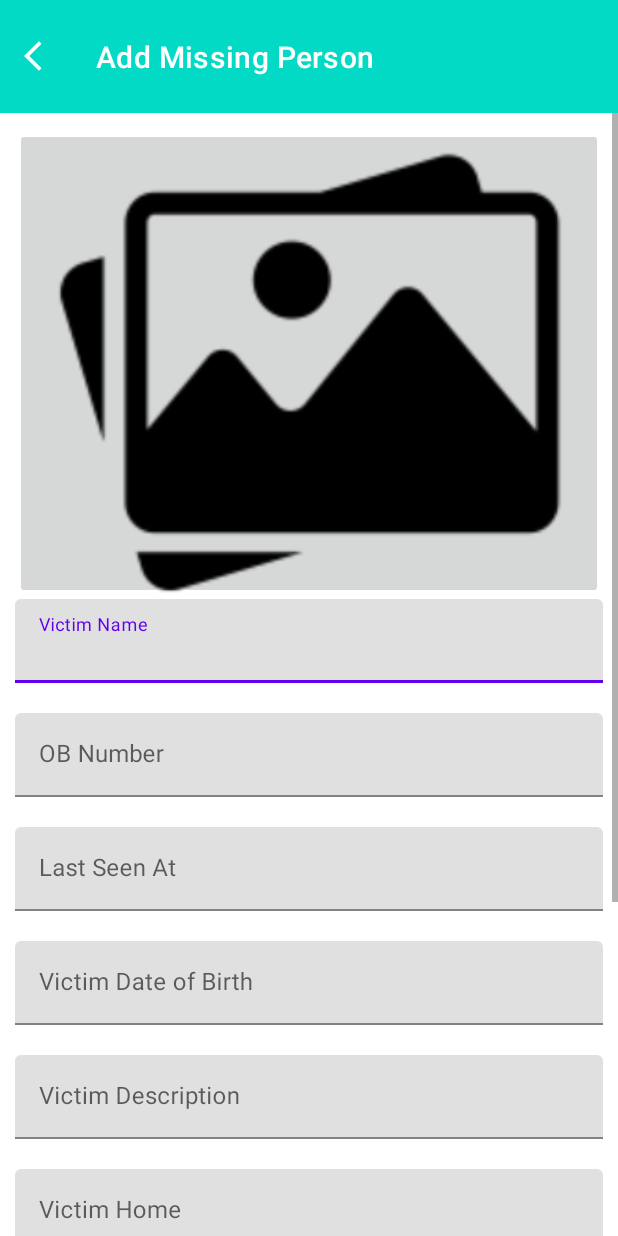
After one commit to joel-rodgers/Finder-Kenya, an Android app: the MissingPersons screen opened directly, with no data from a screen before it, on a phone screen of 412 x 824 dp. The commit adds this screen. Run offline under Robolectric (Android 15) with nearby library versions, the phone set to English and light mode, and no system bars; our stand-ins replace Firebase (no records; nobody signed in at launch, a user with empty details on screens opened directly).

Commit message:
Post missing person layout complete

```diff
--- a/app/src/main/AndroidManifest.xml
+++ b/app/src/main/AndroidManifest.xml
@@ -11,6 +11,9 @@
         android:roundIcon="@mipmap/ic_launcher_round"
         android:supportsRtl="true"
         android:theme="@style/Theme.FinderKenya">
+        <activity
+            android:name=".MissingPersons"
+            android:exported="true" />
         <activity
             android:name=".UpdateProfile"
             android:exported="true" />
--- /dev/null
+++ b/app/src/main/java/com/example/finderkenya/MissingPersons.java
@@ -0,0 +1,213 @@
+package com.example.finderkenya;
+
+import androidx.annotation.NonNull;
+import androidx.appcompat.app.AppCompatActivity;
+import androidx.appcompat.widget.Toolbar;
+
+import android.app.DatePickerDialog;
+import android.content.Intent;
+import android.net.Uri;
+import android.os.Bundle;
+import android.text.TextUtils;
+import android.view.View;
+import android.widget.Button;
+import android.widget.DatePicker;
+import android.widget.EditText;
+import android.widget.ImageButton;
+import android.widget.ListView;
+import android.widget.Toast;
+
+import com.google.android.gms.tasks.OnCompleteListener;
+import com.google.android.gms.tasks.OnSuccessListener;
+import com.google.android.gms.tasks.Task;
+import com.google.firebase.auth.FirebaseAuth;
+import com.google.firebase.auth.FirebaseUser;
+import com.google.firebase.database.DataSnapshot;
+import com.google.firebase.database.DatabaseError;
+import com.google.firebase.database.DatabaseReference;
+import com.google.firebase.database.FirebaseDatabase;
+import com.google.firebase.database.ValueEventListener;
+import com.google.firebase.storage.FirebaseStorage;
+import com.google.firebase.storage.StorageReference;
+import com.google.firebase.storage.UploadTask;
+
+import java.text.SimpleDateFormat;
+import java.util.Calendar;
+
+public class MissingPersons extends AppCompatActivity {
+     private ImageButton imageBtn;
+     private EditText victimname,ob,lastseen,dob,description,victimhome,vc1,vc2,cstatus;
+     private Button postBtn;
+
+    private int mYear;
+    private int mMonth;
+    private int mDay;
+
+
+    private StorageReference mStorageRef;
+     private DatabaseReference databaseRef;
+     private FirebaseAuth mAuth;
+     private DatabaseReference mDatabaseUsers;
+     private FirebaseUser mCurrentUser;
+
+     private static final int GALLERY_REQUEST_CODE = 2;
+     private Uri uri =null;
+
+    @Override
+    protected void onCreate(Bundle savedInstanceState) {
+        super.onCreate(savedInstanceState);
+        setContentView(R.layout.activity_missing_persons);
+
+
+        Toolbar toolbar = findViewById(R.id.toolbar);
+        setSupportActionBar(toolbar);
+
+        postBtn= findViewById(R.id.postMP);
+        victimname= findViewById(R.id.victimname);
+        ob= findViewById(R.id.ob);
+        lastseen= findViewById(R.id.lastseen);
+        description= findViewById(R.id.description);
+        victimhome= findViewById(R.id.victimhome);
+        vc1= findViewById(R.id.vc1);
+        vc2= findViewById(R.id.vc2);
+        cstatus= findViewById(R.id.cstatus);
+
+        mStorageRef = FirebaseStorage.getInstance().getReference();
+        databaseRef = FirebaseDatabase.getInstance().getReference().child("missing_persons");
+        mAuth = FirebaseAuth.getInstance();
+        mCurrentUser = mAuth.getCurrentUser();
+        mDatabaseUsers = FirebaseDatabase.getInstance().getReference().child("users").child(mCurrentUser.getUid());
+
+
+        dob= findViewById(R.id.dob);
+        dob.setOnClickListener(new View.OnClickListener() {
+                    @Override
+                    public void onClick(View v) {
+                        if(v==dob){
+                            final Calendar c = Calendar.getInstance();
+                            mYear = c.get(Calendar.YEAR);
+                            mMonth = c.get(Calendar.MONTH);
+                            mDay = c.get(Calendar.DAY_OF_MONTH);
+
+                            DatePickerDialog datePickerDialog = new DatePickerDialog(MissingPersons.this, new DatePickerDialog.OnDateSetListener() {
+                                @Override
+                                public void onDateSet(DatePicker view, int year, int month, int dayOfMonth) {
+                                    dob.setText(dayOfMonth + "-"+(month+1+"-"+year));
+                                }
+                            },mYear,mMonth,mDay);
+
+                            datePickerDialog.show();
+                        }
+
+                    }
+        });
+
+
+
+        imageBtn = findViewById(R.id.imgBtn);
+        imageBtn.setOnClickListener(new View.OnClickListener() {
+            @Override
+            public void onClick(View v) {
+                Intent galleryIntent = new Intent(Intent.ACTION_GET_CONTENT);
+                galleryIntent.setType("image/*");
+                startActivityForResult(galleryIntent,GALLERY_REQUEST_CODE);
+            }
+        });
+
+
+        postBtn.setOnClickListener(new View.OnClickListener() {
+            @Override
+            public void onClick(View v) {
+                Toast.makeText(MissingPersons.this,"POSTING...", Toast.LENGTH_LONG).show();
+                final String PostVictimName = victimname.getText().toString().trim();
+                final String PostOb = ob.getText().toString().trim();
+                final String PostLastSeen = lastseen.getText().toString().trim();
+                final String PostDob = dob.getText().toString().trim();
+                final String PostDescription = description.getText().toString().trim();
+                final String PostVictimHome = victimhome.getText().toString().trim();
+                final String PostVictimContact1 = vc1.getText().toString().trim();
+                final String PostVictimContact2 = vc2.getText().toString().trim();
+                final String PostCaseStatus = cstatus.getText().toString().trim();
+
+                java.util.Calendar calendar = Calendar.getInstance();
+                SimpleDateFormat currentDate = new SimpleDateFormat("dd-MM-yyyy");
+                final String saveCurrentDate = currentDate.format(calendar.getTime());
+
+                java.util.Calendar calendar1 = calendar.getInstance();
+                SimpleDateFormat currentTime= new SimpleDateFormat("HH:mm");
+                final String saveCurrentTime = currentTime.format(calendar1.getTime());
+
+                if(!TextUtils.isEmpty(PostVictimName) || !TextUtils.isEmpty(PostOb) || !TextUtils.isEmpty(PostLastSeen) || !TextUtils.isEmpty(PostDob)
+                    || !TextUtils.isEmpty(PostDescription) || !TextUtils.isEmpty(PostVictimHome) || !TextUtils.isEmpty(PostVictimContact1)
+                    || !TextUtils.isEmpty(PostVictimContact2) || !TextUtils.isEmpty(PostCaseStatus)){
+
+
+                    StorageReference filepath = mStorageRef.child("post_victim_images").child(uri.getLastPathSegment());
+                    filepath.putFile(uri).addOnSuccessListener(new OnSuccessListener<UploadTask.TaskSnapshot>() {
+                        @Override
+                        public void onSuccess(@NonNull UploadTask.TaskSnapshot taskSnapshot) {
+                            if(taskSnapshot.getMetadata() != null){
+                                if(taskSnapshot.getMetadata().getReference() !=null){
+                                    Task<Uri> result = taskSnapshot.getStorage().getDownloadUrl();
+                                    result.addOnSuccessListener(new OnSuccessListener<Uri>() {
+                                        @Override
+                                        public void onSuccess(@NonNull Uri uri) {
+                                            final String imageUrl = uri.toString();
+                                            Toast.makeText(getApplicationContext(),"Succesfully Uploaded...", Toast.LENGTH_SHORT).show();
+                                            final DatabaseReference newPost = databaseRef.push();
+
+                                            mDatabaseUsers.addValueEventListener(new ValueEventListener() {
+                                                @Override
+                                                public void onDataChange(@NonNull DataSnapshot snapshot) {
+                                                    newPost.child("victimName").setValue(victimname);
+                                                    newPost.child("obNumber").setValue(ob);
+                                                    newPost.child("victimLastSeen").setValue(lastseen);
+                                                    newPost.child("victimDob").setValue(dob);
+                                                    newPost.child("victimDescription").setValue(description);
+                                                    newPost.child("victimHome").setValue(victimhome);
+                                                    newPost.child("victimContact1").setValue(vc1);
+                                                    newPost.child("victimContact2").setValue(vc2);
+                                                    newPost.child("caseStatus").setValue(cstatus);
+                                                    newPost.child("postImage").setValue(imageUrl);
+                                                    newPost.child("uid").setValue(mCurrentUser.getUid());
+                                                    newPost.child("time").setValue(saveCurrentTime);
+                                                    newPost.child("date").setValue(saveCurrentDate).addOnCompleteListener(new OnCompleteListener<Void>() {
+                                                        @Override
+                                                        public void onComplete(@NonNull Task<Void> task) {
+                                                            if(task.isSuccessful()){
+                                                                Intent intent = new Intent(MissingPersons.this, MainActivity.class);
+                                                                startActivity(intent);
+                                                            }
+                                                        }
+                                                    });
+
+
+                                                }
+
+                                                @Override
+                                                public void onCancelled(@NonNull DatabaseError error) {
+                                                    Toast.makeText(MissingPersons.this,error.getMessage(), Toast.LENGTH_SHORT).show();
+                                                }
+                                            });
+                                        }
+                                    });
+                                }
+                            }
+
+                        }
+                    });
+                }
+
+            }
+        });
+
+
+
+
+
+
+
+
+
+    }
+}
--- /dev/null
+++ b/app/src/main/res/drawable/ic_back.xml
@@ -0,0 +1,11 @@
+<vector xmlns:android="http://schemas.android.com/apk/res/android"
+    android:width="24dp"
+    android:height="24dp"
+    android:viewportWidth="24"
+    android:viewportHeight="24"
+    android:tint="?attr/colorControlNormal"
+    android:autoMirrored="true">
+  <path
+      android:fillColor="@android:color/white"
+      android:pathData="M11.67,3.87L9.9,2.1 0,12l9.9,9.9 1.77,-1.77L3.54,12z"/>
+</vector>
--- /dev/null
+++ b/app/src/main/res/layout/activity_missing_persons.xml
@@ -0,0 +1,199 @@
+<?xml version="1.0" encoding="utf-8"?>
+<RelativeLayout xmlns:android="http://schemas.android.com/apk/res/android"
+    xmlns:app="http://schemas.android.com/apk/res-auto"
+    xmlns:tools="http://schemas.android.com/tools"
+    android:background="#FFF"
+    android:layout_width="match_parent"
+    android:layout_height="match_parent"
+    tools:context=".MissingPersons">
+
+    <androidx.appcompat.widget.Toolbar
+        android:layout_width="match_parent"
+        android:layout_height="75dp"
+        android:layout_alignParentTop="true"
+        android:id="@+id/toolbar"
+        android:background="@color/teal_200"
+        android:theme="@style/ThemeOverlay.AppCompat.Dark.ActionBar"
+        app:popupTheme="@style/ThemeOverlay.AppCompat.Light"
+        android:padding="10dp"
+        app:title="Add Missing Person"
+        app:titleMarginStart="40dp"
+        app:logo="@drawable/ic_back"
+
+
+         />
+
+    <ScrollView
+        android:id="@+id/scrollMP"
+        android:layout_width="match_parent"
+        android:layout_height="match_parent"
+        android:layout_below="@+id/toolbar">
+        <LinearLayout
+            android:layout_width="match_parent"
+            android:layout_height="wrap_content"
+            android:orientation="vertical"
+            android:background="@color/white"
+            android:padding="10dp">
+
+            <ImageButton
+                android:id="@+id/imgBtn"
+                android:layout_width="match_parent"
+                android:layout_height="314dp"
+                android:adjustViewBounds="true"
+                android:scaleType="centerCrop"
+                android:src="@drawable/add_photo"
+                />
+
+            <com.google.android.material.textfield.TextInputLayout
+                android:layout_width="match_parent"
+                android:layout_height="wrap_content"
+                android:hint="Victim Name"
+                android:layout_marginBottom="20dp"
+                >
+
+                <com.google.android.material.textfield.TextInputEditText
+                    android:id="@+id/victimname"
+                    android:layout_width="match_parent"
+                    android:layout_height="wrap_content"
+
+                    />
+
+            </com.google.android.material.textfield.TextInputLayout>
+
+            <com.google.android.material.textfield.TextInputLayout
+                android:layout_width="match_parent"
+                android:layout_height="wrap_content"
+                android:hint="OB Number"
+                android:layout_marginBottom="20dp">
+
+                <com.google.android.material.textfield.TextInputEditText
+                    android:id="@+id/ob"
+                    android:layout_width="match_parent"
+                    android:layout_height="wrap_content"
+                     />
+
+            </com.google.android.material.textfield.TextInputLayout>
+
+            <com.google.android.material.textfield.TextInputLayout
+                android:layout_width="match_parent"
+                android:layout_height="wrap_content"
+                android:hint="Last Seen At"
+                android:layout_marginBottom="20dp">
+
+                <com.google.android.material.textfield.TextInputEditText
+                    android:id="@+id/lastseen"
+                    android:layout_width="match_parent"
+                    android:layout_height="wrap_content"
+                    />
+
+            </com.google.android.material.textfield.TextInputLayout>
+
+            <com.google.android.material.textfield.TextInputLayout
+                android:layout_width="match_parent"
+                android:layout_height="wrap_content"
+                android:hint="Victim Date of Birth"
+                android:layout_marginBottom="20dp">
+
+                <com.google.android.material.textfield.TextInputEditText
+                    android:id="@+id/dob"
+                    android:inputType="date"
+                    android:layout_width="match_parent"
+                    android:layout_height="wrap_content"
+                    />
+
+            </com.google.android.material.textfield.TextInputLayout>
+
+            <com.google.android.material.textfield.TextInputLayout
+                android:layout_width="match_parent"
+                android:layout_height="wrap_content"
+                android:hint="Victim Description"
+
+                android:layout_marginBottom="20dp">
+
+                <com.google.android.material.textfield.TextInputEditText
+                    android:id="@+id/description"
+                    android:layout_width="match_parent"
+                    android:layout_height="wrap_content"
+                    />
+
+            </com.google.android.material.textfield.TextInputLayout>
+
+            <com.google.android.material.textfield.TextInputLayout
+                android:layout_width="match_parent"
+                android:layout_height="wrap_content"
+                android:hint="Victim Home"
+
+                android:layout_marginBottom="20dp">
+
+                <com.google.android.material.textfield.TextInputEditText
+                    android:id="@+id/victimhome"
+                    android:layout_width="match_parent"
+                    android:layout_height="wrap_content"
+                    />
+
+            </com.google.android.material.textfield.TextInputLayout>
+
+            <com.google.android.material.textfield.TextInputLayout
+                android:layout_width="match_parent"
+                android:layout_height="wrap_content"
+                android:hint="Victim Contact1"
+
+                android:layout_marginBottom="20dp">
+
+                <com.google.android.material.textfield.TextInputEditText
+                    android:id="@+id/vc1"
+                    android:layout_width="match_parent"
+                    android:layout_height="wrap_content"
+                    />
+
+            </com.google.android.material.textfield.TextInputLayout>
+
+            <com.google.android.material.textfield.TextInputLayout
+                android:layout_width="match_parent"
+                android:layout_height="wrap_content"
+                android:hint="Victim Contact2"
+
+                android:layout_marginBottom="20dp">
+
+                <com.google.android.material.textfield.TextInputEditText
+                    android:id="@+id/vc2"
+                    android:layout_width="match_parent"
+                    android:layout_height="wrap_content"
+                    />
+
+            </com.google.android.material.textfield.TextInputLayout>
+
+            <com.google.android.material.textfield.TextInputLayout
+                android:layout_width="match_parent"
+                android:layout_height="wrap_content"
+                android:hint="Case Status"
+
+                android:layout_marginBottom="20dp">
+
+                <com.google.android.material.textfield.TextInputEditText
+                    android:id="@+id/cstatus"
+                    android:layout_width="match_parent"
+                    android:layout_height="wrap_content"
+                    />
+
+            </com.google.android.material.textfield.TextInputLayout>
+
+            <androidx.appcompat.widget.AppCompatButton
+                android:id="@+id/postMP"
+                android:layout_width="match_parent"
+                android:layout_height="wrap_content"
+                android:background="#FF03DAC5"
+                android:text="POST"
+                android:textColor="#FFF" />
+
+
+
+        </LinearLayout>
+    </ScrollView>
+
+
+
+
+
+
+</RelativeLayout>
```
Also changed, not shown: app/src/main/java/com/example/finderkenya/MPHelperClass.java (added, +121 -0 lines), app/src/main/res/drawable/ic_menu.xml (added, +10 -0 lines), app/src/main/res/drawable/ic_menu_search.xml (added, +10 -0 lines), app/src/main/res/layout/activity_main.xml (+4 -3 lines), app/src/main/res/menu/menu.xml (added, +14 -0 lines), app/src/main/res/drawable-v24/add_photo.png (added).
